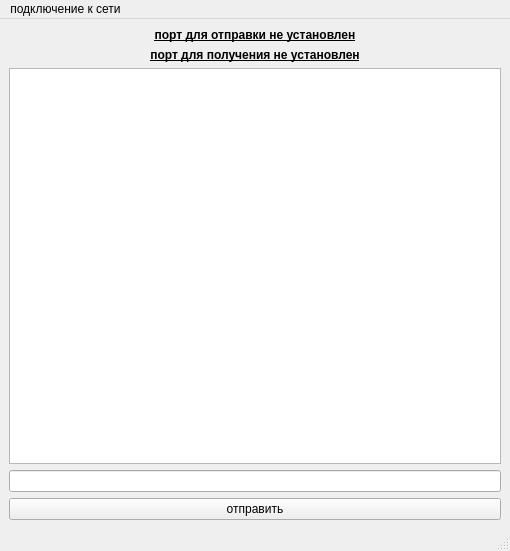
First picture: the form in mainwindow.ui, repository RefcharpN/messenger, before the edit.
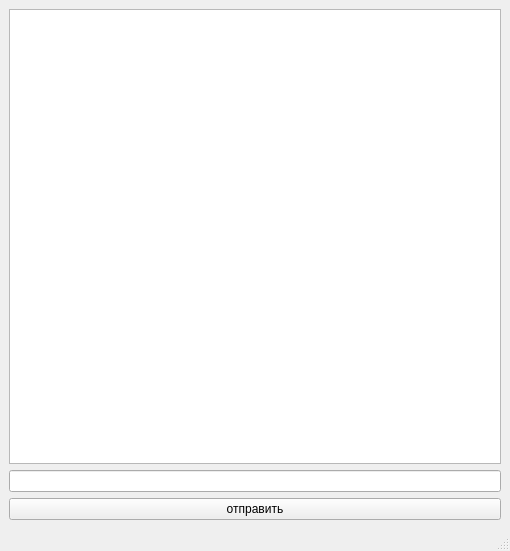
Second picture: the form after the edit.

Commit message: мелкие правки

Diff of the .ui file:
```diff
--- a/mainwindow.ui
+++ b/mainwindow.ui
@@ -15,38 +15,6 @@
   </property>
   <widget class="QWidget" name="centralwidget">
    <layout class="QVBoxLayout" name="verticalLayout">
-    <item>
-     <widget class="QLabel" name="label">
-      <property name="font">
-       <font>
-        <bold>true</bold>
-        <underline>true</underline>
-       </font>
-      </property>
-      <property name="text">
-       <string>порт для отправки не установлен</string>
-      </property>
-      <property name="alignment">
-       <set>Qt::AlignCenter</set>
-      </property>
-     </widget>
-    </item>
-    <item>
-     <widget class="QLabel" name="label_2">
-      <property name="font">
-       <font>
-        <bold>true</bold>
-        <underline>true</underline>
-       </font>
-      </property>
-      <property name="text">
-       <string>порт для получения не установлен</string>
-      </property>
-      <property name="alignment">
-       <set>Qt::AlignCenter</set>
-      </property>
-     </widget>
-    </item>
     <item>
      <widget class="QListWidget" name="listWidget"/>
     </item>
@@ -71,12 +39,6 @@
      <height>23</height>
     </rect>
    </property>
-   <widget class="QMenu" name="menu">
-    <property name="title">
-     <string>подключение к сети</string>
-    </property>
-   </widget>
-   <addaction name="menu"/>
   </widget>
   <widget class="QStatusBar" name="statusbar"/>
  </widget>
```
The commit also changes 1 other file.
